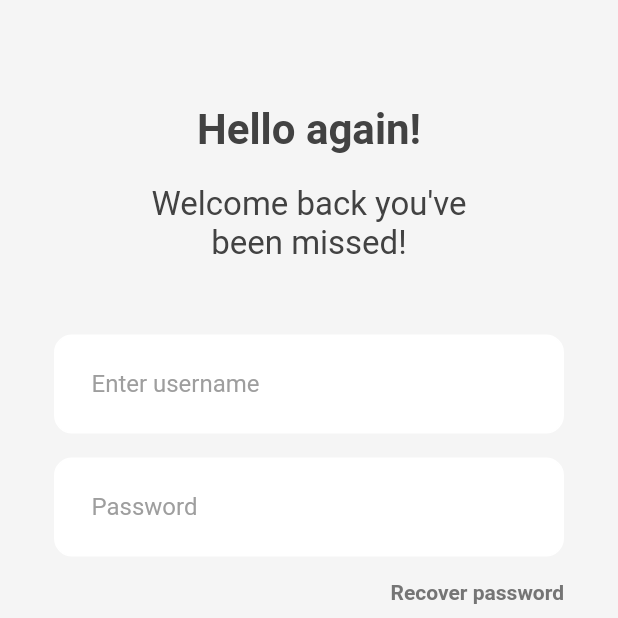
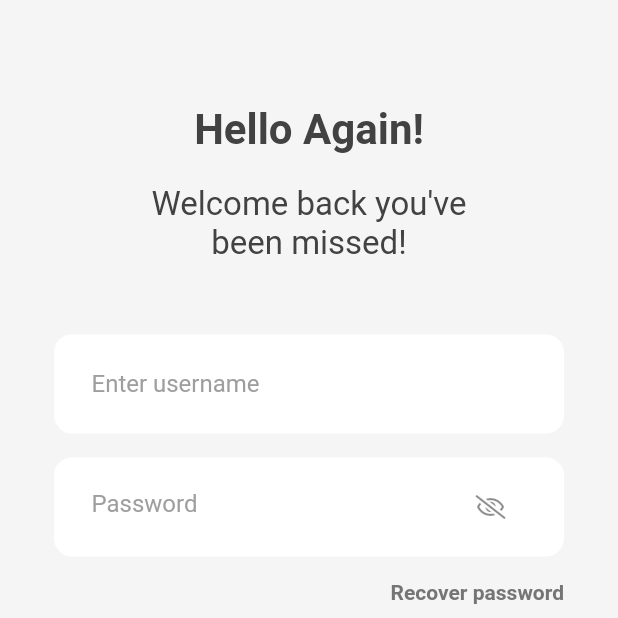
Before and after one commit to matiullah-karimi/flutter_login_page, a Flutter app: the screen it shows after launch, on a phone screen of 412 x 824 dp, the top half of it. Run offline on Flutter 3.47's test engine with Material 2 defaults, Android fonts, the phone set to English and light mode, and no system bars; our stand-ins replace font_awesome_flutter.

Commit message:
Add suffix icon

```diff
--- a/lib/login.dart
+++ b/lib/login.dart
@@ -30,7 +30,7 @@ class _LoginScreenState extends State<LoginScreen> {
               children: [
                 SizedBox(height: 40),
                 Text(
-                  'Hello again!',
+                  'Hello Again!',
                   style: TextStyle(
                     fontWeight: FontWeight.bold,
                     fontSize: 28,
@@ -149,6 +149,7 @@ class _LoginScreenState extends State<LoginScreen> {
             hint: 'Password',
             controller: passwordController,
             obscure: true,
+            suffixIcon: FontAwesomeIcons.eyeSlash,
           ),
           GestureDetector(
             onTap: () {
@@ -181,7 +182,7 @@ class _LoginScreenState extends State<LoginScreen> {
 
   Container _buildSocialBox(IconData icon, Color color) {
     return Container(
-      width: 100,
+      width: 85,
       padding: EdgeInsets.all(16),
       decoration: BoxDecoration(
         border: Border.all(color: Colors.white, width: 2),
--- a/lib/widgets/TextInput.dart
+++ b/lib/widgets/TextInput.dart
@@ -1,16 +1,19 @@
 import 'package:flutter/material.dart';
+import 'package:font_awesome_flutter/font_awesome_flutter.dart';
 
 class TextInput extends StatefulWidget {
   final String? hint;
   final bool? obscure;
   final TextEditingController? controller;
+  final IconData? suffixIcon;
 
-  const TextInput({
-    Key? key,
-    this.obscure = false,
-    this.hint,
-    this.controller,
-  }) : super(key: key);
+  const TextInput(
+      {Key? key,
+      this.obscure = false,
+      this.hint,
+      this.controller,
+      this.suffixIcon})
+      : super(key: key);
 
   @override
   _TextInputState createState() => _TextInputState();
@@ -44,6 +47,12 @@ class _TextInputState extends State<TextInput> {
           hintStyle: TextStyle(
             color: Colors.grey.shade500,
           ),
+          suffixIcon: widget.suffixIcon != null
+              ? Icon(
+                  widget.suffixIcon,
+                  size: 16,
+                )
+              : null,
         ),
         style: TextStyle(
           color: Colors.grey.shade700,
```
